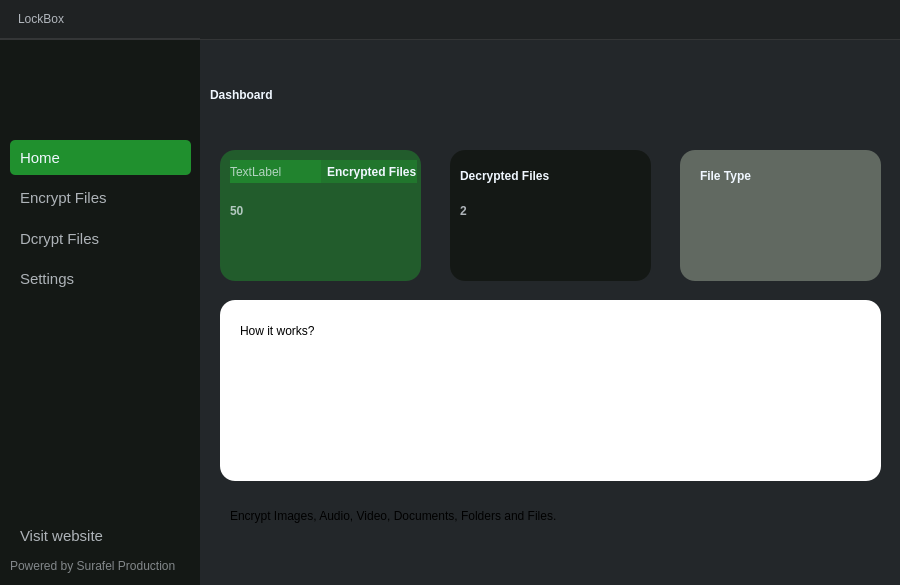
First picture: the form in Ui/Main.ui, repository Suralmk/LockBox, before the edit.
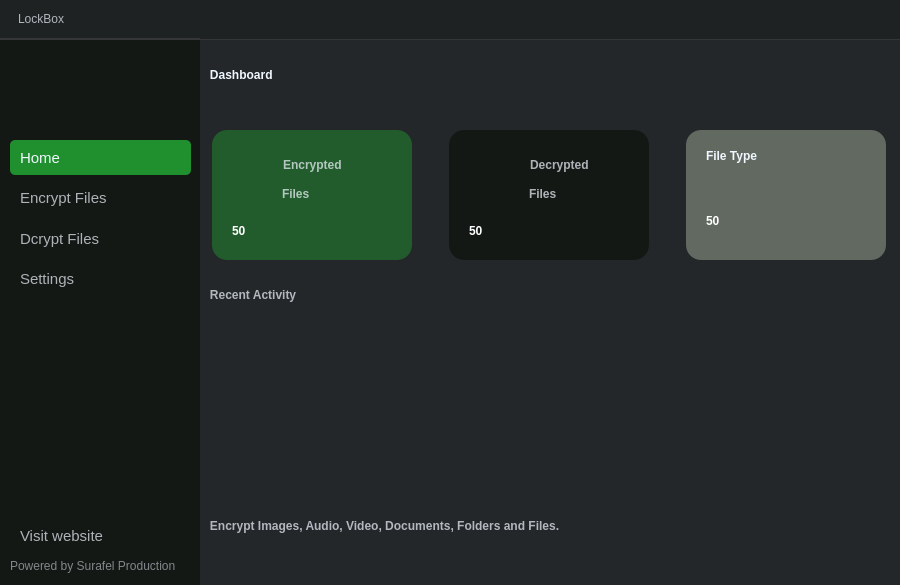
Second picture: the form after the edit. Icons and pictures are not drawn.

Commit message: UI update  for Home/Dashboard

```diff
--- a/Ui/Main.ui
+++ b/Ui/Main.ui
@@ -767,15 +767,29 @@
                  <height>545</height>
                 </rect>
                </property>
+               <layout class="QGridLayout" name="gridLayout_7">
+                <property name="leftMargin">
+                 <number>0</number>
+                </property>
+                <property name="topMargin">
+                 <number>0</number>
+                </property>
+                <property name="rightMargin">
+                 <number>0</number>
+                </property>
+                <property name="bottomMargin">
+                 <number>0</number>
+                </property>
+                <property name="spacing">
+                 <number>0</number>
+                </property>
+                <item row="0" column="0">
+                 <layout class="QVBoxLayout" name="verticalLayout_7">
+                  <property name="spacing">
+                   <number>20</number>
+                  </property>
+                  <item>
                <widget class="QLabel" name="label_14">
-                <property name="geometry">
-                 <rect>
-                  <x>10</x>
-                  <y>20</y>
-                  <width>121</width>
-                  <height>70</height>
-                 </rect>
-                </property>
                 <property name="minimumSize">
                  <size>
                   <width>0</width>
@@ -795,17 +809,33 @@
 font-weight:bold;</string>
                 </property>
                 <property name="text">
-                 <string>Dashboard</string>
-                </property>
-               </widget>
+                     <string>   Dashboard</string>
+                    </property>
+                   </widget>
+                  </item>
+                  <item>
+                   <layout class="QVBoxLayout" name="verticalLayout_6">
+                    <property name="spacing">
+                     <number>28</number>
+                    </property>
+                    <item>
+                     <layout class="QHBoxLayout" name="horizontalLayout_7">
+                      <property name="spacing">
+                       <number>25</number>
+                      </property>
+                      <item>
                <widget class="QFrame" name="frame_5">
-                <property name="geometry">
-                 <rect>
-                  <x>20</x>
-                  <y>110</y>
-                  <width>201</width>
-                  <height>131</height>
-                 </rect>
+                        <property name="minimumSize">
+                         <size>
+                          <width>200</width>
+                          <height>130</height>
+                         </size>
+                        </property>
+                        <property name="maximumSize">
+                         <size>
+                          <width>200</width>
+                          <height>130</height>
+                         </size>
                 </property>
                 <property name="styleSheet">
                  <string notr="true">background-color: rgba(32,144,46,0.5);
@@ -814,99 +844,102 @@
                 <property name="frameShape">
                  <enum>QFrame::Shape::NoFrame</enum>
                 </property>
+                        <widget class="QLabel" name="label_19">
+                         <property name="geometry">
+                          <rect>
+                           <x>71</x>
+                           <y>21</y>
+                           <width>102</width>
+                           <height>27</height>
+                          </rect>
+                         </property>
+                         <property name="styleSheet">
+                          <string notr="true">border-radius:0px;
+background:transparent;
+font: 12pt &quot;Segoe UI&quot;;
+font-weight:bold;
+background:none;</string>
+                         </property>
+                         <property name="text">
+                          <string>Encrypted </string>
+                         </property>
+                        </widget>
                 <widget class="QLabel" name="label_25">
                  <property name="geometry">
                   <rect>
-                   <x>10</x>
-                   <y>50</y>
-                   <width>51</width>
-                   <height>21</height>
+                           <x>20</x>
+                           <y>80</y>
+                           <width>141</width>
+                           <height>41</height>
                   </rect>
                  </property>
                  <property name="styleSheet">
                   <string notr="true">border-radius:0px;
 background:transparent;
 font: 20pt &quot;Segoe UI&quot;;
-font-weight:bold;</string>
+font-weight:bold;
+color:white;</string>
                  </property>
                  <property name="text">
                   <string>50</string>
                  </property>
                 </widget>
-                <widget class="QWidget" name="">
+                        <widget class="QLabel" name="label_22">
                  <property name="geometry">
                   <rect>
-                   <x>10</x>
-                   <y>10</y>
-                   <width>187</width>
-                   <height>23</height>
-                  </rect>
-                 </property>
-                 <layout class="QHBoxLayout" name="horizontalLayout_7">
-                  <item>
+                           <x>70</x>
+                           <y>50</y>
+                           <width>42</width>
+                           <height>27</height>
+                          </rect>
+                         </property>
+                         <property name="styleSheet">
+                          <string notr="true">border-radius:0px;
+background:transparent;
+font: 12pt &quot;Segoe UI&quot;;
+font-weight:bold;</string>
+                         </property>
+                         <property name="text">
+                          <string>Files</string>
+                         </property>
+                        </widget>
                    <widget class="QLabel" name="label_8">
+                         <property name="geometry">
+                          <rect>
+                           <x>20</x>
+                           <y>30</y>
+                           <width>31</width>
+                           <height>31</height>
+                          </rect>
+                         </property>
+                         <property name="styleSheet">
+                          <string notr="true">background:none;</string>
+                         </property>
                     <property name="text">
-                     <string>TextLabel</string>
-                    </property>
+                          <string/>
+                         </property>
+                         <property name="pixmap">
+                          <pixmap resource="../src/resources.qrc">:/icons/icons/key-2-line.png</pixmap>
+                         </property>
+                         <property name="scaledContents">
+                          <bool>true</bool>
+                         </property>
+                        </widget>
                    </widget>
                   </item>
                   <item>
-                   <widget class="QLabel" name="label_19">
-                    <property name="styleSheet">
-                     <string notr="true">font: 12pt &quot;Segoe UI&quot;;
-color:rgba(240, 247, 255,1);
-background:transparent;
-font-weight:bold;</string>
-                    </property>
-                    <property name="text">
-                     <string>Encrypted Files</string>
-                    </property>
-                   </widget>
-                  </item>
-                 </layout>
-                </widget>
-               </widget>
-               <widget class="QFrame" name="frame_8">
-                <property name="geometry">
-                 <rect>
-                  <x>20</x>
-                  <y>260</y>
-                  <width>661</width>
-                  <height>181</height>
-                 </rect>
-                </property>
-                <property name="styleSheet">
-                 <string notr="true">background:white;</string>
-                </property>
-                <property name="frameShape">
-                 <enum>QFrame::Shape::NoFrame</enum>
-                </property>
-                <widget class="QLabel" name="label_26">
-                 <property name="geometry">
-                  <rect>
-                   <x>20</x>
-                   <y>20</y>
-                   <width>141</width>
-                   <height>21</height>
-                  </rect>
-                 </property>
-                 <property name="styleSheet">
-                  <string notr="true">font: 16pt &quot;Segoe UI&quot;;
-color:black;</string>
-                 </property>
-                 <property name="text">
-                  <string>How it works?</string>
-                 </property>
-                </widget>
-               </widget>
                <widget class="QFrame" name="frame_6">
-                <property name="geometry">
-                 <rect>
-                  <x>250</x>
-                  <y>110</y>
-                  <width>201</width>
-                  <height>131</height>
-                 </rect>
+                        <property name="minimumSize">
+                         <size>
+                          <width>200</width>
+                          <height>130</height>
+                         </size>
+                        </property>
+                        <property name="maximumSize">
+                         <size>
+                          <width>200</width>
+                          <height>130</height>
+                         </size>
                 </property>
                 <property name="styleSheet">
                  <string notr="true">background: #141815;</string>
@@ -914,53 +947,102 @@
                 <property name="frameShape">
                  <enum>QFrame::Shape::NoFrame</enum>
                 </property>
+                        <widget class="QLabel" name="label_23">
+                         <property name="geometry">
+                          <rect>
+                           <x>81</x>
+                           <y>21</y>
+                           <width>102</width>
+                           <height>27</height>
+                          </rect>
+                         </property>
+                         <property name="styleSheet">
+                          <string notr="true">border-radius:0px;
+background:transparent;
+font: 12pt &quot;Segoe UI&quot;;
+font-weight:bold;
+background:none;</string>
+                         </property>
+                         <property name="text">
+                          <string>Decrypted</string>
+                         </property>
+                        </widget>
+                        <widget class="QLabel" name="label_9">
+                         <property name="geometry">
+                          <rect>
+                           <x>20</x>
+                           <y>30</y>
+                           <width>31</width>
+                           <height>31</height>
+                          </rect>
+                         </property>
+                         <property name="styleSheet">
+                          <string notr="true">background:none;</string>
+                         </property>
+                         <property name="text">
+                          <string/>
+                         </property>
+                         <property name="pixmap">
+                          <pixmap resource="../src/resources.qrc">:/icons/icons/lock-unlock-line.png</pixmap>
+                         </property>
+                         <property name="scaledContents">
+                          <bool>true</bool>
+                         </property>
+                        </widget>
                 <widget class="QLabel" name="label_27">
                  <property name="geometry">
                   <rect>
-                   <x>10</x>
-                   <y>10</y>
-                   <width>121</width>
-                   <height>31</height>
+                           <x>80</x>
+                           <y>50</y>
+                           <width>42</width>
+                           <height>27</height>
                   </rect>
                  </property>
                  <property name="styleSheet">
-                  <string notr="true">font: 12pt &quot;Segoe UI&quot;;
-color:rgba(240, 247, 255,1);
+                          <string notr="true">border-radius:0px;
 background:transparent;
+font: 12pt &quot;Segoe UI&quot;;
 font-weight:bold;</string>
                  </property>
                  <property name="text">
-                  <string>Decrypted Files</string>
+                          <string>Files</string>
                  </property>
                 </widget>
                 <widget class="QLabel" name="label_28">
                  <property name="geometry">
                   <rect>
-                   <x>10</x>
-                   <y>50</y>
-                   <width>51</width>
-                   <height>21</height>
+                           <x>20</x>
+                           <y>80</y>
+                           <width>151</width>
+                           <height>41</height>
                   </rect>
                  </property>
                  <property name="styleSheet">
                   <string notr="true">border-radius:0px;
 background:transparent;
-font: 18pt &quot;Segoe UI&quot;;
-font-weight:bold;</string>
+font: 20pt &quot;Segoe UI&quot;;
+font-weight:bold;
+color:white;</string>
                  </property>
                  <property name="text">
-                  <string>2</string>
+                          <string>50</string>
                  </property>
                 </widget>
                </widget>
+                      </item>
+                      <item>
                <widget class="QFrame" name="frame_7">
-                <property name="geometry">
-                 <rect>
-                  <x>480</x>
-                  <y>110</y>
-                  <width>201</width>
-                  <height>131</height>
-                 </rect>
+                        <property name="minimumSize">
+                         <size>
+                          <width>200</width>
+                          <height>130</height>
+                         </size>
+                        </property>
+                        <property name="maximumSize">
+                         <size>
+                          <width>200</width>
+                          <height>130</height>
+                         </size>
                 </property>
                 <property name="styleSheet">
                  <string notr="true">background:#616961;</string>
@@ -987,25 +1069,104 @@
                   <string>File Type</string>
                  </property>
                 </widget>
-               </widget>
+                        <widget class="QLabel" name="label_31">
+                         <property name="geometry">
+                          <rect>
+                           <x>20</x>
+                           <y>70</y>
+                           <width>141</width>
+                           <height>41</height>
+                          </rect>
+                         </property>
+                         <property name="styleSheet">
+                          <string notr="true">border-radius:0px;
+background:transparent;
+font: 20pt &quot;Segoe UI&quot;;
+font-weight:bold;
+color:white;</string>
+                         </property>
+                         <property name="text">
+                          <string>50</string>
+                         </property>
+                        </widget>
+                       </widget>
+                      </item>
+                     </layout>
+                    </item>
+                    <item>
+                     <layout class="QVBoxLayout" name="verticalLayout_5">
+                      <property name="spacing">
+                       <number>15</number>
+                      </property>
+                      <item>
+                       <widget class="QLabel" name="label_15">
+                        <property name="minimumSize">
+                         <size>
+                          <width>0</width>
+                          <height>0</height>
+                         </size>
+                        </property>
+                        <property name="maximumSize">
+                         <size>
+                          <width>16777215</width>
+                          <height>70</height>
+                         </size>
+                        </property>
+                        <property name="styleSheet">
+                         <string notr="true">border-radius:0px;
+background:transparent;
+font: 12pt &quot;Segoe UI&quot;;
+font-weight:bold;
+background:none;</string>
+                        </property>
+                        <property name="text">
+                         <string>   Recent Activity</string>
+                        </property>
+                       </widget>
+                      </item>
+                      <item>
+                       <widget class="QFrame" name="frame">
+                        <property name="minimumSize">
+                         <size>
+                          <width>0</width>
+                          <height>150</height>
+                         </size>
+                        </property>
+                        <property name="maximumSize">
+                         <size>
+                          <width>16777215</width>
+                          <height>150</height>
+                         </size>
+                        </property>
+                        <property name="frameShape">
+                         <enum>QFrame::Shape::StyledPanel</enum>
+                        </property>
+                        <property name="frameShadow">
+                         <enum>QFrame::Shadow::Raised</enum>
+                        </property>
+                       </widget>
+                      </item>
+                     </layout>
+                    </item>
+                   </layout>
+                  </item>
+                 </layout>
+                </item>
+                <item row="1" column="0">
                <widget class="QLabel" name="label_30">
-                <property name="geometry">
-                 <rect>
-                  <x>30</x>
-                  <y>460</y>
-                  <width>561</width>
-                  <height>31</height>
-                 </rect>
-                </property>
                 <property name="styleSheet">
-                 <string notr="true">font: 12pt &quot;Segoe UI&quot;;
-color:black;
-background:transparent;</string>
+                   <string notr="true">border-radius:0px;
+background:transparent;
+font: 12pt &quot;Segoe UI&quot;;
+font-weight:bold;
+background:none;</string>
                 </property>
                 <property name="text">
-                 <string>Encrypt Images, Audio, Video, Documents, Folders and Files.</string>
-                </property>
-               </widget>
+                   <string>   Encrypt Images, Audio, Video, Documents, Folders and Files.</string>
+                  </property>
+                 </widget>
+                </item>
+               </layout>
               </widget>
              </widget>
             </item>
```
Lines whose indentation alone changed are shown as unchanged. The commit also changes 7 other files.
